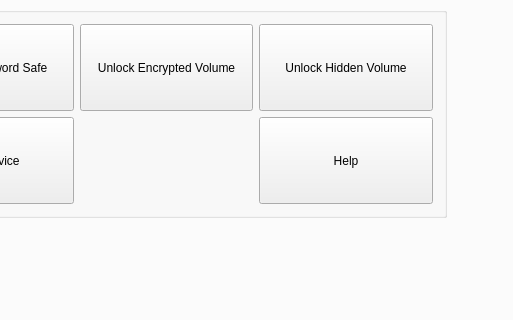
Old version of the form src/ui/mainwindow.ui in the repository Nitrokey/nitrokey-app; both pictures show x 299 to 812 and y 248 to 568 of the 932 by 717 pixel window.
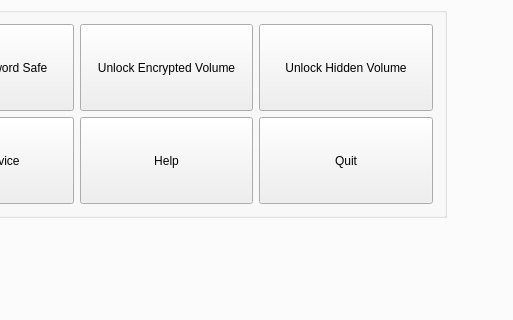
New version of the form. Icons and pictures are not drawn.

Commit message: Add Quit button to the Overview page

Diff of the .ui file:
```diff
--- a/src/ui/mainwindow.ui
+++ b/src/ui/mainwindow.ui
@@ -171,7 +171,7 @@
              </property>
             </widget>
            </item>
-           <item row="1" column="2">
+           <item row="1" column="1">
             <widget class="QPushButton" name="btn_dial_help">
              <property name="sizePolicy">
               <sizepolicy hsizetype="MinimumExpanding" vsizetype="MinimumExpanding">
@@ -191,6 +191,22 @@
              </property>
             </widget>
            </item>
+           <item row="1" column="2">
+            <widget class="QPushButton" name="btn_dial_quit">
+             <property name="sizePolicy">
+              <sizepolicy hsizetype="MinimumExpanding" vsizetype="MinimumExpanding">
+               <horstretch>0</horstretch>
+               <verstretch>0</verstretch>
+              </sizepolicy>
+             </property>
+             <property name="styleSheet">
+              <string notr="true">#upLeft { background-color: transparent; border-image: url(:/images/new/icon_safe.svg); background: none; border: none; background-repeat: none; }</string>
+             </property>
+             <property name="text">
+              <string>Quit</string>
+             </property>
+            </widget>
+           </item>
           </layout>
          </widget>
         </item>
```
Left out of the diff: 5 changed lines with no effect on the pictures. The commit also changes 1 other file.
